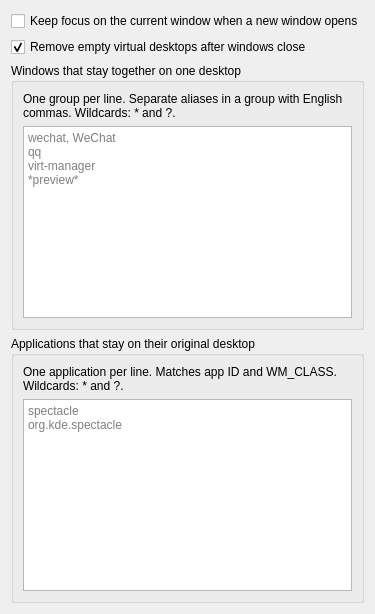
First picture: the form in contents/ui/config.ui, repository pai535Huang/Kwindow-spread, before the edit.
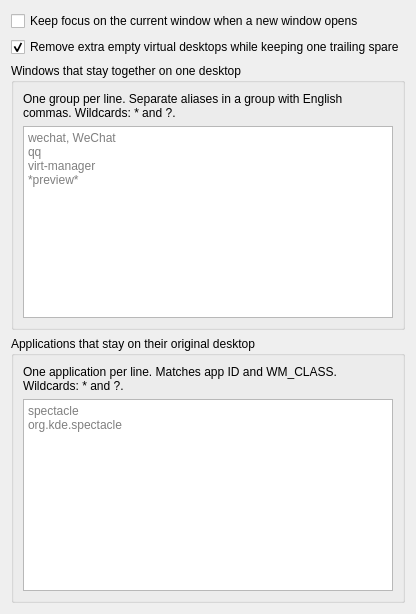
Second picture: the form after the edit.

Commit message: Document dynamic trailing desktop behavior

What changed in the file:
```diff
--- a/contents/ui/config.ui
+++ b/contents/ui/config.ui
@@ -16,7 +16,7 @@
     <item>
      <widget class="QCheckBox" name="kcfg_RemoveEmptyVirtualDesktops">
       <property name="text">
-       <string>Remove empty virtual desktops after windows close</string>
+       <string>Remove extra empty virtual desktops while keeping one trailing spare</string>
       </property>
       <property name="checked">
        <bool>true</bool>
```
The commit also changes 3 other files.
